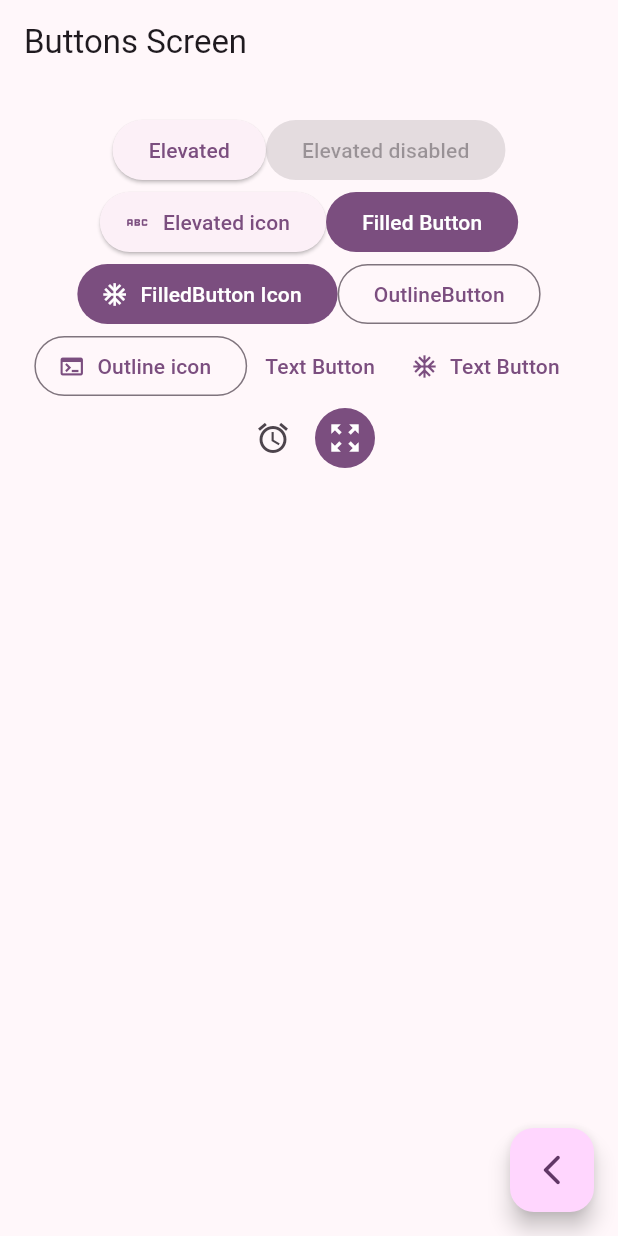
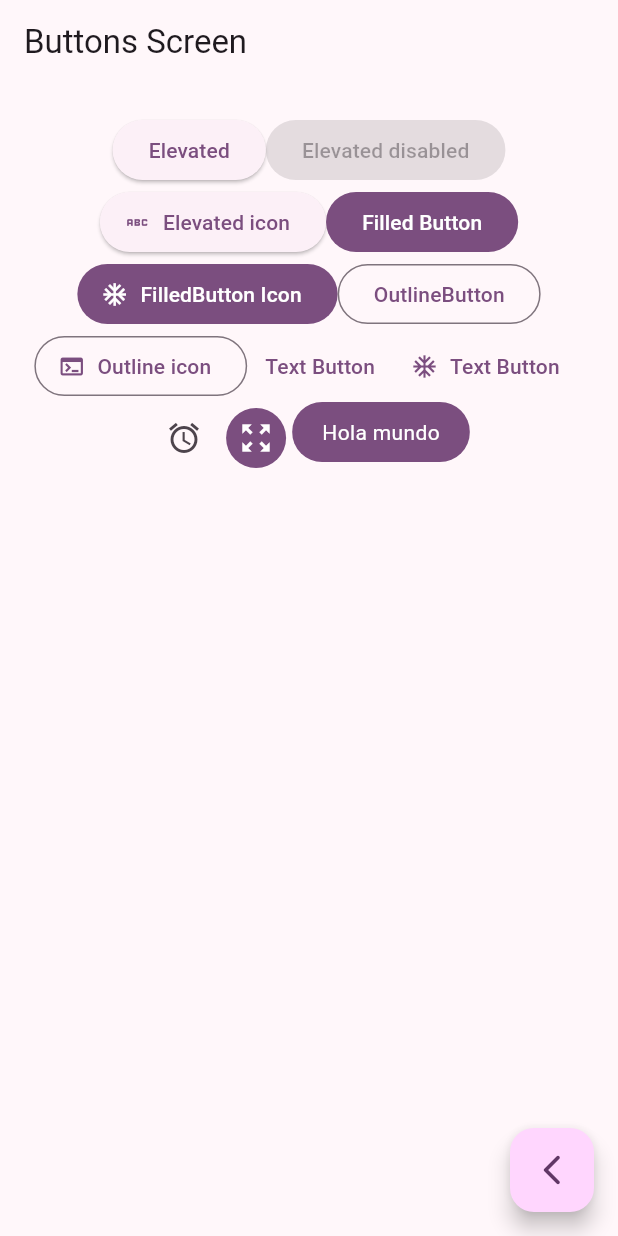
Before and after one commit to geserrato/widgets_app, a Flutter app: the ButtonsScreen screen opened by its route, on a phone screen of 412 x 824 dp. Run offline on Flutter 3.47's test engine with Material 2 defaults, Android fonts, the phone set to English and light mode, and no system bars; our stand-ins replace go_router.

Commit message:
custom buttons

```diff
--- a/lib/presentation/screens/buttons/buttons_screen.dart
+++ b/lib/presentation/screens/buttons/buttons_screen.dart
@@ -90,6 +90,7 @@ class _ButtonsView extends StatelessWidget {
                   iconColor: const MaterialStatePropertyAll(Colors.white),
                 ),
               ),
+              const CustomButtons()
             ],
           ),
         ),
@@ -97,3 +98,29 @@ class _ButtonsView extends StatelessWidget {
     );
   }
 }
+
+class CustomButtons extends StatelessWidget {
+  const CustomButtons({super.key});
+
+  @override
+  Widget build(BuildContext context) {
+    final colors = Theme.of(context).colorScheme;
+
+    return ClipRRect(
+      borderRadius: BorderRadius.circular(20),
+      child: Material(
+        color: colors.primary,
+        child: InkWell(
+          onTap: () {},
+          child: const Padding(
+            padding: EdgeInsets.symmetric(horizontal: 20, vertical: 10),
+            child: Text(
+              'Hola mundo',
+              style: TextStyle(color: Colors.white),
+            ),
+          ),
+        ),
+      ),
+    );
+  }
+}
```
